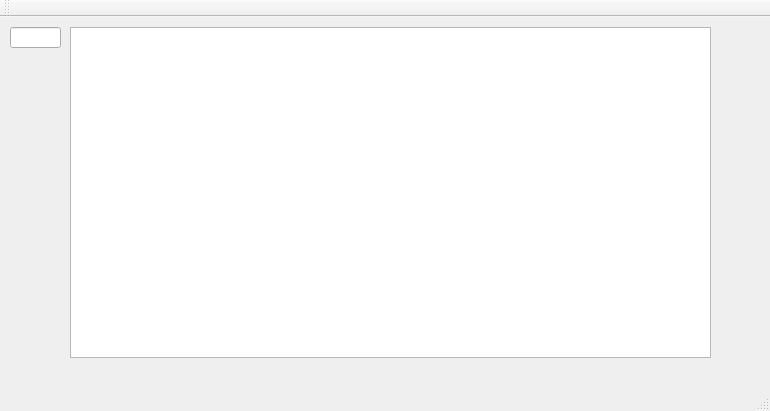
Qt form mainwindow.ui (CISVVC/CIS202-GraphicsView) before a commit.
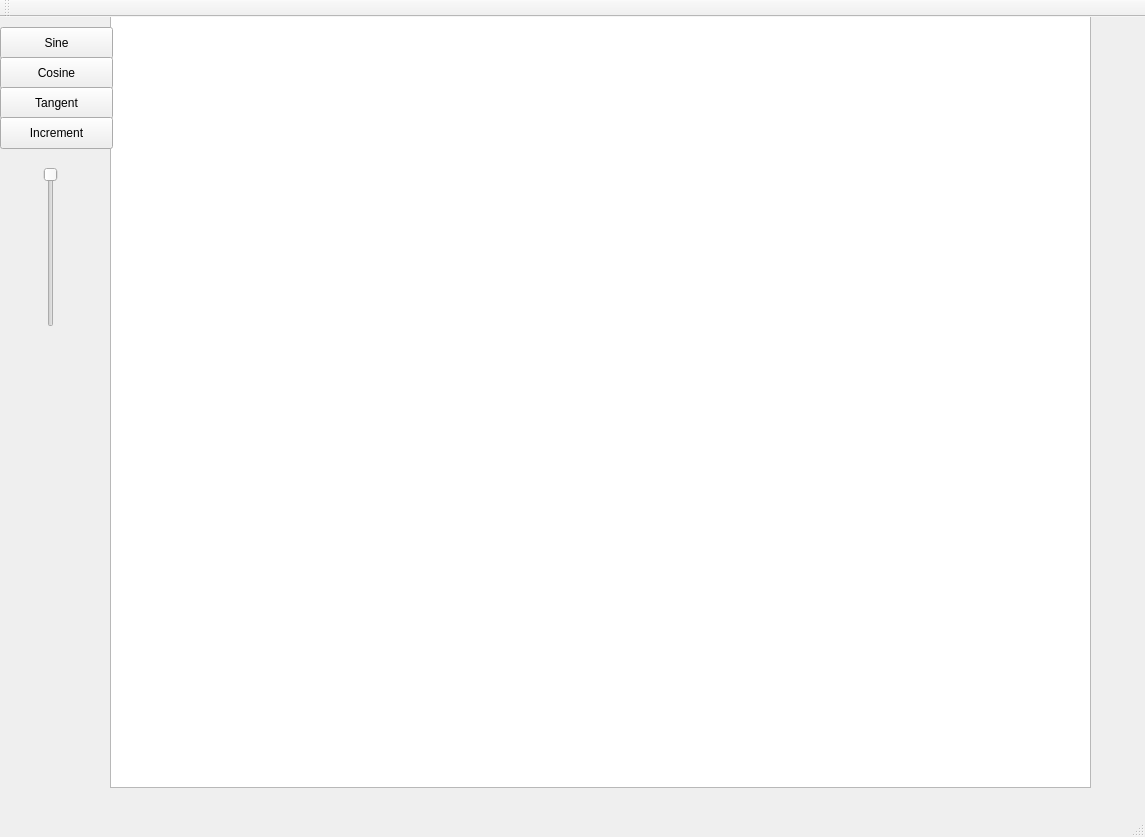
The same form after that commit.

What changed in the file:
```diff
--- a/mainwindow.ui
+++ b/mainwindow.ui
@@ -6,8 +6,8 @@
    <rect>
     <x>0</x>
     <y>0</y>
-    <width>770</width>
-    <height>411</height>
+    <width>1145</width>
+    <height>837</height>
    </rect>
   </property>
   <property name="windowTitle">
@@ -17,21 +17,85 @@
    <widget class="QGraphicsView" name="graphicsView">
     <property name="geometry">
      <rect>
-      <x>70</x>
-      <y>10</y>
-      <width>641</width>
-      <height>331</height>
+      <x>110</x>
+      <y>-10</y>
+      <width>981</width>
+      <height>781</height>
      </rect>
     </property>
    </widget>
-   <widget class="QLineEdit" name="lineEdit">
+   <widget class="QPushButton" name="pushButton">
     <property name="geometry">
      <rect>
-      <x>10</x>
+      <x>0</x>
       <y>10</y>
-      <width>51</width>
-      <height>21</height>
+      <width>113</width>
+      <height>32</height>
      </rect>
+    </property>
+    <property name="text">
+     <string>Sine</string>
+    </property>
+   </widget>
+   <widget class="QPushButton" name="pushButton_2">
+    <property name="geometry">
+     <rect>
+      <x>0</x>
+      <y>40</y>
+      <width>113</width>
+      <height>32</height>
+     </rect>
+    </property>
+    <property name="text">
+     <string>Cosine</string>
+    </property>
+   </widget>
+   <widget class="QPushButton" name="pushButton_3">
+    <property name="geometry">
+     <rect>
+      <x>0</x>
+      <y>70</y>
+      <width>113</width>
+      <height>32</height>
+     </rect>
+    </property>
+    <property name="text">
+     <string>Tangent</string>
+    </property>
+   </widget>
+   <widget class="QPushButton" name="pushButton_4">
+    <property name="geometry">
+     <rect>
+      <x>0</x>
+      <y>100</y>
+      <width>113</width>
+      <height>32</height>
+     </rect>
+    </property>
+    <property name="text">
+     <string>Increment</string>
+    </property>
+   </widget>
+   <widget class="QSlider" name="verticalSlider">
+    <property name="geometry">
+     <rect>
+      <x>40</x>
+      <y>150</y>
+      <width>22</width>
+      <height>160</height>
+     </rect>
+    </property>
+    <property name="minimum">
+     <number>0</number>
+    </property>
+    <property name="maximum">
+     <number>1000</number>
+    </property>
+    <property name="orientation">
+     <enum>Qt::Vertical</enum>
+    </property>
+    <property name="invertedAppearance">
+     <bool>true</bool>
     </property>
    </widget>
   </widget>
```
Left out of the diff: 83 changed lines with no effect on the pictures.
